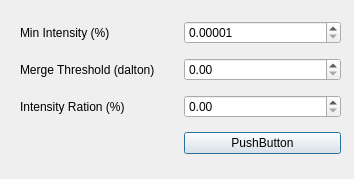
danielefil/MCircus_GUI, file Dialog_PatternOptions.ui: the form before one commit.
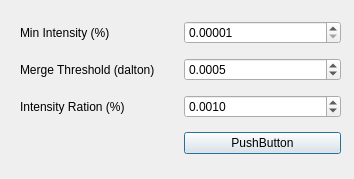
The form after the commit.

Commit message: update Isotopic options

```diff
--- a/Dialog_PatternOptions.ui
+++ b/Dialog_PatternOptions.ui
@@ -54,10 +54,42 @@
      </widget>
     </item>
     <item row="2" column="1">
-     <widget class="QDoubleSpinBox" name="IntRatio_SBox"/>
+     <widget class="QDoubleSpinBox" name="IntRatio_SBox">
+      <property name="decimals">
+       <number>4</number>
+      </property>
+      <property name="minimum">
+       <double>0.000100000000000</double>
+      </property>
+      <property name="maximum">
+       <double>10.000000000000000</double>
+      </property>
+      <property name="singleStep">
+       <double>0.001000000000000</double>
+      </property>
+      <property name="value">
+       <double>0.001000000000000</double>
+      </property>
+     </widget>
     </item>
     <item row="1" column="1">
-     <widget class="QDoubleSpinBox" name="MergeThreshold_SBox"/>
+     <widget class="QDoubleSpinBox" name="MergeThreshold_SBox">
+      <property name="decimals">
+       <number>4</number>
+      </property>
+      <property name="minimum">
+       <double>0.000100000000000</double>
+      </property>
+      <property name="maximum">
+       <double>10.000000000000000</double>
+      </property>
+      <property name="singleStep">
+       <double>0.001000000000000</double>
+      </property>
+      <property name="value">
+       <double>0.000500000000000</double>
+      </property>
+     </widget>
     </item>
     <item row="2" column="0">
      <widget class="QLabel" name="IntRatio_LB">
```
The commit also changes 4 other files.
